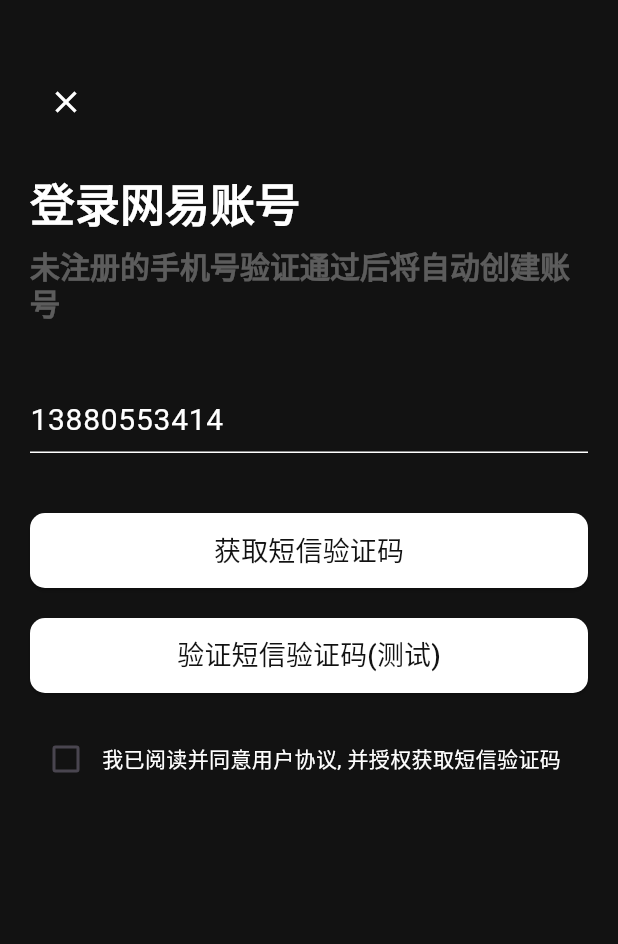
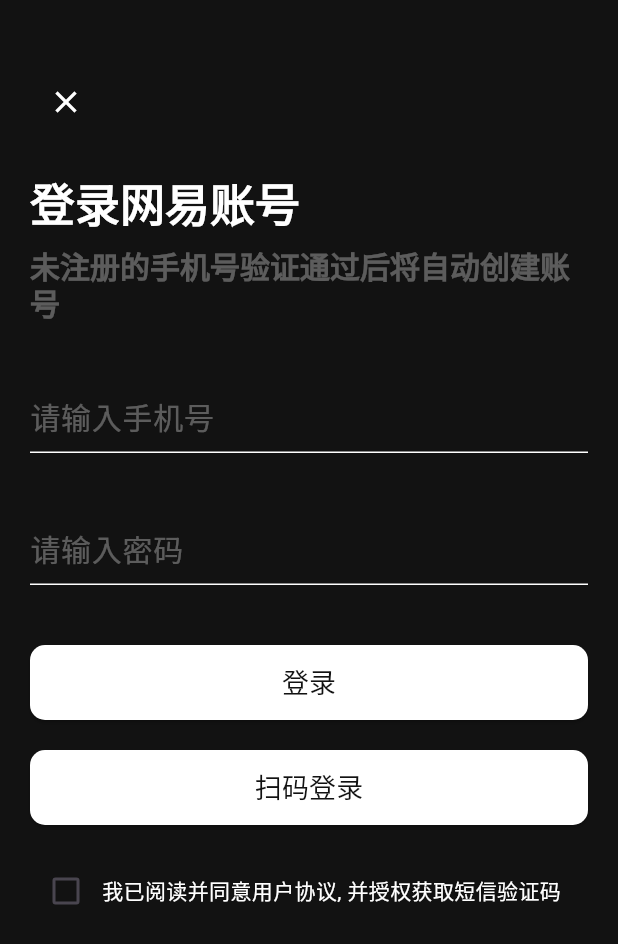
Before and after one commit to aidaole/AiMusic, a Flutter app: the screen it shows after launch, item 3 of the bottom bar chosen, after a tap on the "settings" icon, on a phone screen of 412 x 824 dp. Shown: the top 944 px of the screen. Run offline on Flutter 3.47's test engine with Material 3 defaults, Android fonts, the light colour scheme and no system bars; our stand-ins replace dio, stack_trace; missing offline and left inert: cookie_jar, dio_cookie_manager; network calls fail; statements that could not run were skipped.

Commit message:
[添加qr登录]

```diff
--- a/lib/modules/account/account_page.dart
+++ b/lib/modules/account/account_page.dart
@@ -236,7 +236,7 @@
           padding: EdgeInsets.all(padding),
           child: IconButton(
             onPressed: () {
-              RouteHelper.push(context, AppRoutes.smsLogin);
+              RouteHelper.push(context, AppRoutes.phonePasswordLogin);
             },
             icon: Icon(
               Icons.settings,
--- /dev/null
+++ b/lib/modules/login/phone_password_login_page.dart
@@ -0,0 +1,154 @@
+import 'package:ai_music/network/dio_utils.dart';
+import 'package:ai_music/routes/route_helper.dart';
+import 'package:ai_music/themes/theme_color.dart';
+import 'package:ai_music/widgets/status_bar_playce_holder.dart';
+import 'package:flutter/material.dart';
+
+import '../../routes/app_routes.dart';
+import '../../themes/theme_size.dart';
+import '../../widgets/common_button.dart';
+
+class PhonePasswordLoginPage extends StatelessWidget {
+  PhonePasswordLoginPage({super.key});
+
+  final TextEditingController _phoneInputController = TextEditingController();
+  final TextEditingController _passwordInputController = TextEditingController();
+
+  @override
+  Widget build(BuildContext context) {
+    return Scaffold(
+      backgroundColor: defaultBgColor,
+      body: _buildBody(context),
+    );
+  }
+
+  _buildBody(BuildContext context) {
+    return Padding(
+      padding: const EdgeInsets.all(20.0),
+      child: Column(
+        crossAxisAlignment: CrossAxisAlignment.start,
+        children: [
+          const StatusBarPlaceHolder(),
+          _buildActionBar(context),
+          const SizedBox(
+            height: 20,
+          ),
+          Text(
+            "登录网易账号",
+            style: Theme.of(context)
+                .textTheme
+                .titleLarge
+                ?.copyWith(fontSize: 30, fontWeight: FontWeight.bold),
+          ),
+          const SizedBox(
+            height: 10,
+          ),
+          Text(
+            "未注册的手机号验证通过后将自动创建账号",
+            style: Theme.of(context).textTheme.titleLarge?.copyWith(
+                fontSize: 20, fontWeight: FontWeight.bold, color: Colors.white.withAlpha(80)),
+          ),
+          const SizedBox(
+            height: 40,
+          ),
+          _buildPhoneInputWidget(),
+          const SizedBox(
+            height: 40,
+          ),
+          _buildPasswordInputWidget(),
+          const SizedBox(
+            height: 40,
+          ),
+          _buildLoginButton(context),
+          const SizedBox(
+            height: 20,
+          ),
+          CommonButton(
+              text: "扫码登录",
+              onPressed: () {
+                RouteHelper.push(context, AppRoutes.qrLogin);
+              }),
+          const SizedBox(
+            height: 20,
+          ),
+          _buildUserAgreementWidget(),
+        ],
+      ),
+    );
+  }
+
+  _buildActionBar(BuildContext context) {
+    return SizedBox(
+      height: defaultActionBarHeight,
+      child: Row(
+        children: [
+          IconButton(
+            onPressed: () {
+              Navigator.of(context).pop();
+            },
+            icon: const Icon(Icons.close),
+          ),
+        ],
+      ),
+    );
+  }
+
+  _buildPhoneInputWidget() {
+    return TextField(
+      controller: _phoneInputController..text = '',
+      style: const TextStyle(color: Colors.white, fontSize: 20),
+      keyboardType: TextInputType.phone,
+      decoration: InputDecoration(
+        hintText: '请输入手机号',
+        hintStyle: TextStyle(color: Colors.white.withAlpha(80)),
+        enabledBorder: const UnderlineInputBorder(
+          borderSide: BorderSide(color: Colors.white),
+        ),
+        focusedBorder: const UnderlineInputBorder(
+          borderSide: BorderSide(color: Colors.white),
+        ),
+      ),
+    );
+  }
+
+  _buildPasswordInputWidget() {
+    return TextField(
+        controller: _passwordInputController..text = '',
+        style: const TextStyle(color: Colors.white, fontSize: 20),
+        keyboardType: TextInputType.visiblePassword,
+        decoration: InputDecoration(
+          hintText: '请输入密码',
+          hintStyle: TextStyle(color: Colors.white.withAlpha(80)),
+          enabledBorder: const UnderlineInputBorder(
+            borderSide: BorderSide(color: Colors.white),
+          ),
+          focusedBorder: const UnderlineInputBorder(
+            borderSide: BorderSide(color: Colors.white),
+          ),
+        ));
+  }
+
+  _buildUserAgreementWidget() {
+    return Row(
+      children: [
+        Checkbox(value: false, onChanged: (value) {}),
+        const Text("我已阅读并同意用户协议, 并授权获取短信验证码"),
+      ],
+    );
+  }
+
+  _buildLoginButton(BuildContext context) {
+    return CommonButton(
+      text: '登录',
+      onPressed: () async {
+        var phone = _phoneInputController.text;
+        var password = _passwordInputController.text;
+        final resp = await DioUtils.get(path: "/login/cellphone?&phone=$phone&password=$password");
+        if (resp.statusCode == 200) {
+          final data = resp.data;
+          print(data);
+        }
+      },
+    );
+  }
+}
--- a/lib/routes/app_pages.dart
+++ b/lib/routes/app_pages.dart
@@ -1,6 +1,8 @@
 import 'package:flutter/material.dart';
 
 import '../modules/home/home_page.dart';
+import '../modules/login/phone_password_login_page.dart';
+import '../modules/login/qr_login_page.dart';
 import '../modules/login/sms_code_login_page.dart';
 import '../modules/login/sms_verify_phone_code_page.dart';
 import 'app_routes.dart';
@@ -23,6 +25,8 @@
       final phone = arguments as String?;
       return SmsVerifyPhoneCodePage(phone: phone ?? '');
     },
+    AppRoutes.phonePasswordLogin: (context) => PhonePasswordLoginPage(),
+    AppRoutes.qrLogin: (context) => const QrLoginPage(),
   };
 
   /// 404页面
--- a/lib/routes/app_routes.dart
+++ b/lib/routes/app_routes.dart
@@ -4,7 +4,8 @@
   static const login = '/login';
   static const smsLogin = '/login/sms_login';
   static const smsVerifyCode = '/login/sms_verify_code';
-
+  static const phonePasswordLogin = '/login/phone_password_login';
+  static const qrLogin = '/login/qr_login';
   // 主页相关
   static const home = '/home';
   static const discover = '/home/discover';
```
Also changed, not shown: lib/modules/login/qr_login_page.dart (added, +64 -0 lines).
